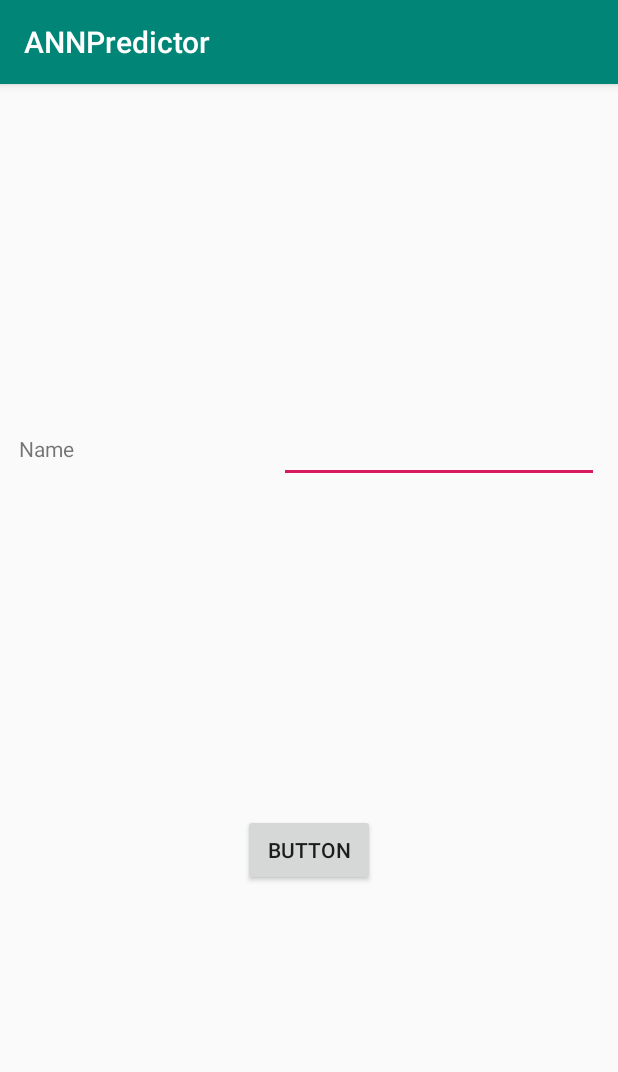
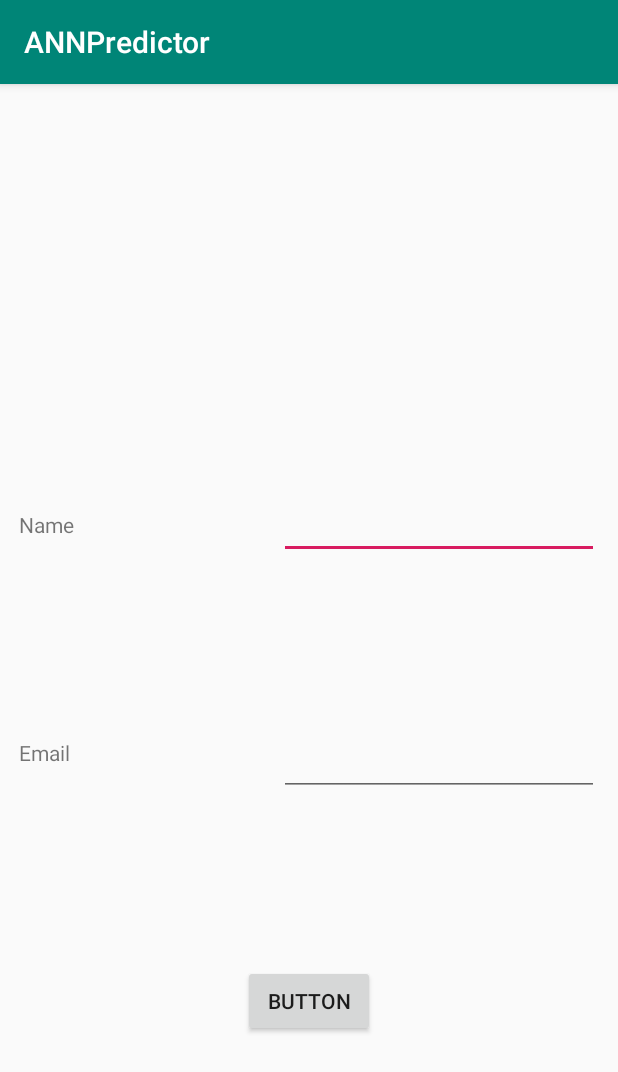
Before and after one commit to netubuli/ANNPredictor, an Android app: the screen it shows after launch (MainActivity), on a phone screen of 412 x 824 dp. Shown: the top 1072 px of the screen. Run offline under Robolectric (Android 15) with nearby library versions, the phone set to English and light mode, and no system bars.

Commit message:
new fields added

```diff
--- a/app/src/main/res/layout/activity_main.xml
+++ b/app/src/main/res/layout/activity_main.xml
@@ -34,12 +34,39 @@
         tools:layout_editor_absoluteX="109dp"
         tools:layout_editor_absoluteY="109dp" />
 
+    <TextView
+        android:id="@+id/TextBoxEmail"
+        android:layout_width="wrap_content"
+        android:layout_height="wrap_content"
+        android:ems="10"
+        android:text="Email"
+        app:layout_constraintTop_toBottomOf="@+id/TextBoxName"
+        app:layout_constraintBottom_toTopOf="@+id/submitButton"
+        app:layout_constraintEnd_toStartOf="@id/editTextEmail"
+        app:layout_constraintStart_toStartOf="parent"
+        tools:layout_editor_absoluteX="109dp"
+        tools:layout_editor_absoluteY="109dp" />
+
+    <EditText
+        android:id="@+id/editTextEmail"
+        android:layout_width="wrap_content"
+        android:layout_height="wrap_content"
+        android:ems="10"
+        android:inputType="text"
+        android:text=""
+        app:layout_constraintTop_toBottomOf="@id/editTextName"
+        app:layout_constraintBottom_toTopOf="@+id/submitButton"
+        app:layout_constraintEnd_toEndOf="parent"
+        app:layout_constraintStart_toEndOf="@id/TextBoxEmail"
+        tools:layout_editor_absoluteX="109dp"
+        tools:layout_editor_absoluteY="109dp" />
+
     <Button
         android:id="@+id/submitButton"
         android:layout_width="wrap_content"
         android:layout_height="wrap_content"
         android:text="Button"
-        app:layout_constraintTop_toBottomOf="@id/TextBoxName"
+        app:layout_constraintTop_toBottomOf="@id/TextBoxEmail"
         app:layout_constraintBottom_toBottomOf="parent"
         app:layout_constraintEnd_toEndOf="parent"
         app:layout_constraintStart_toStartOf="parent"
```
